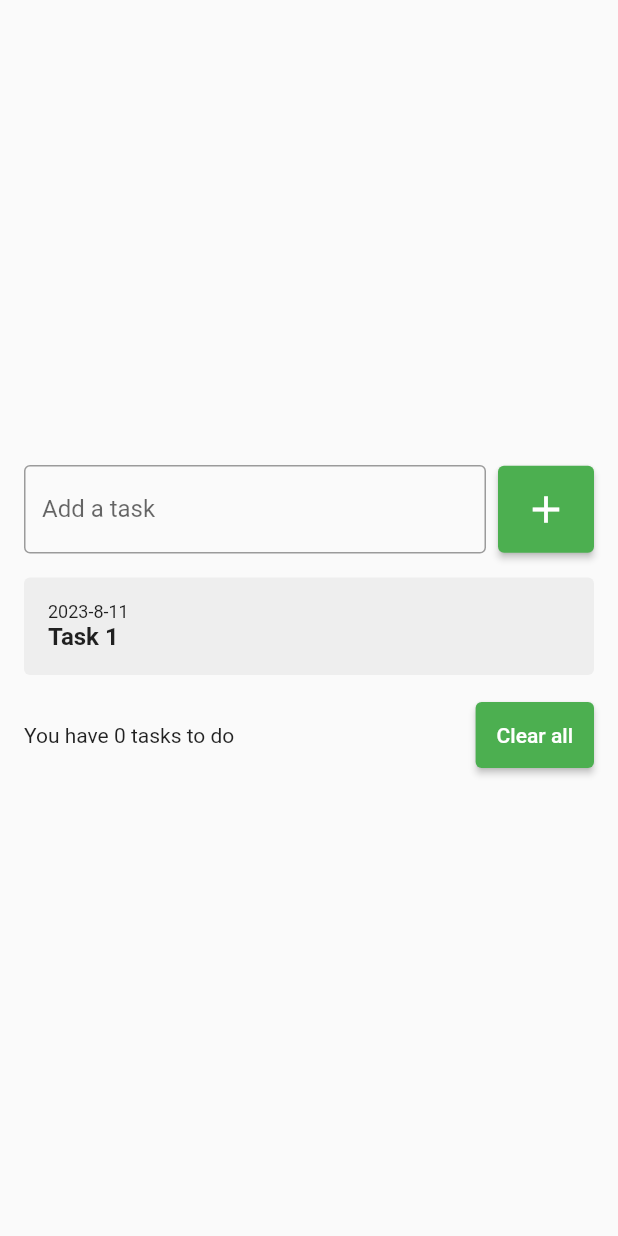
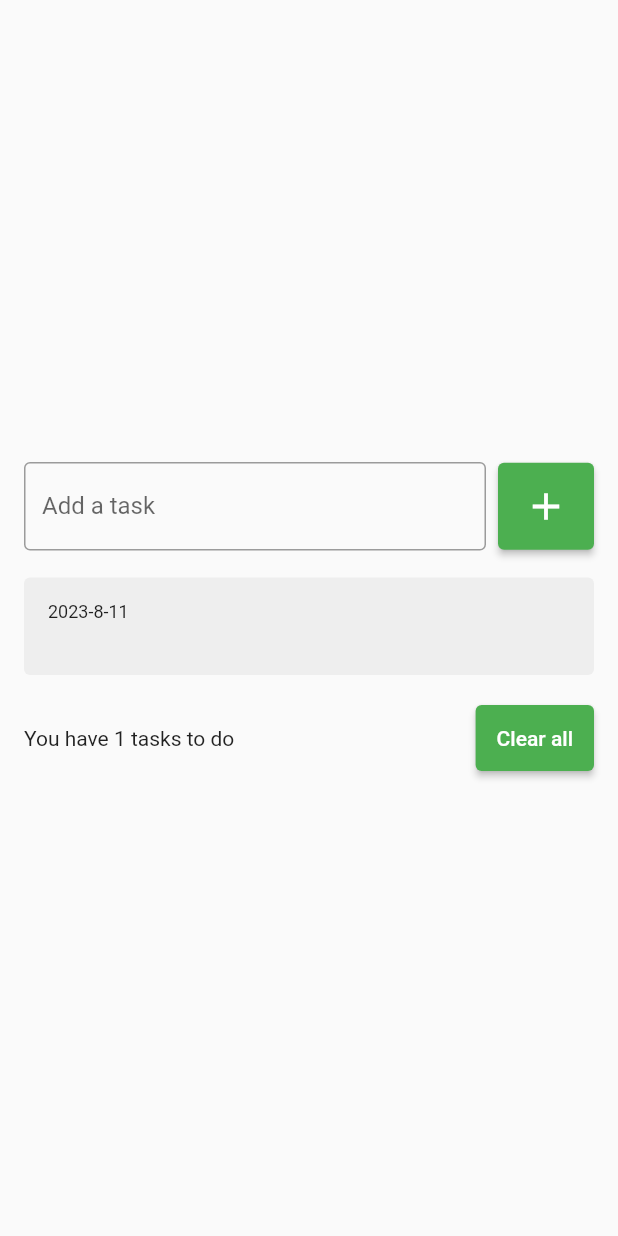
Before and after one commit to luidimso/flutter_to_do_list, a Flutter app: the screen it shows after launch, after a tap on the "add" icon, on a phone screen of 412 x 824 dp. Run offline on Flutter 3.47's test engine with Material 2 defaults, Android fonts, the phone set to English and light mode, and no system bars.

Commit message:
Adding To Do List Item class paramters

```diff
--- a/lib/main.dart
+++ b/lib/main.dart
@@ -11,6 +11,7 @@ class MyApp extends StatelessWidget {
   @override
   Widget build(BuildContext context) {
     return MaterialApp(
+      debugShowCheckedModeBanner: false,
       home: Checklist()
     );
   }
--- a/lib/pages/to_do_list.dart
+++ b/lib/pages/to_do_list.dart
@@ -15,7 +15,8 @@ class _ChecklistState extends State<Checklist> {
 
   @override
   Widget build(BuildContext context) {
-    return Scaffold(
+    return SafeArea(
+      child: Scaffold(
         body: Center(
           child: Padding(
             padding: const EdgeInsets.all(16),
@@ -64,7 +65,9 @@ class _ChecklistState extends State<Checklist> {
                     shrinkWrap: true,
                     children: [
                       for(String task in tasks)
-                    ToDoListItem()
+                      ToDoListItem(
+                        title: task,
+                      )
                     ],
                   ),
                 ),
@@ -73,8 +76,8 @@ class _ChecklistState extends State<Checklist> {
                 ),
                 Row(
                   children: [
-                  const Expanded(
-                      child: Text("You have 0 tasks to do")
+                    Expanded(
+                        child: Text("You have ${tasks.length} tasks to do")
                     ),
                     ElevatedButton(
                       onPressed: () {},
@@ -90,6 +93,7 @@ class _ChecklistState extends State<Checklist> {
             ),
           )
         )
+      ),
     );
   }
 
--- a/lib/widgets/to_do_list_item.dart
+++ b/lib/widgets/to_do_list_item.dart
@@ -2,11 +2,16 @@ import 'package:flutter/cupertino.dart';
 import 'package:flutter/material.dart';
 
 class ToDoListItem extends StatelessWidget {
-  const ToDoListItem({super.key});
+  const ToDoListItem({super.key, required this.title});
+
+  final String title;
 
   @override
   Widget build(BuildContext context) {
     return Container(
+      margin: const EdgeInsets.symmetric(
+          vertical: 2
+      ),
       decoration: BoxDecoration(
         borderRadius: BorderRadius.circular(4.0),
         color: Colors.grey[200],
@@ -16,10 +21,10 @@ class ToDoListItem extends StatelessWidget {
         child: Column(
           crossAxisAlignment: CrossAxisAlignment.start,
           children: [
-            Text("2023-8-11", style: TextStyle(
+            Text("2023-8-11", style: const TextStyle(
             fontSize: 12,
         ),),
-            Text("Task 1", style: TextStyle(
+            Text(title, style: const TextStyle(
               fontSize: 16,
               fontWeight: FontWeight.bold
             ),)
```
Lines whose indentation alone changed are shown as unchanged.
